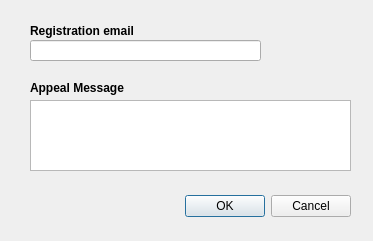
First picture: the form in GUIs/Registration Appeal Dialog.ui, repository tislam35/322-Software-Engineering-Project, before the edit.
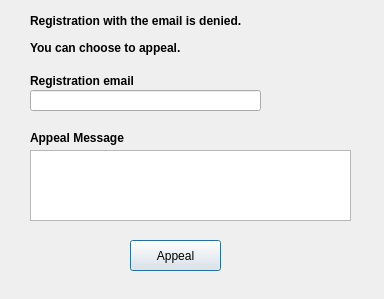
Second picture: the form after the edit.

What changed in the file:
```diff
--- a/GUIs/Registration Appeal Dialog.ui
+++ b/GUIs/Registration Appeal Dialog.ui
@@ -6,34 +6,18 @@
    <rect>
     <x>0</x>
     <y>0</y>
-    <width>373</width>
-    <height>241</height>
+    <width>384</width>
+    <height>299</height>
    </rect>
   </property>
   <property name="windowTitle">
    <string>Registration Appeal</string>
   </property>
-  <widget class="QDialogButtonBox" name="buttonBox">
-   <property name="geometry">
-    <rect>
-     <x>10</x>
-     <y>190</y>
-     <width>341</width>
-     <height>32</height>
-    </rect>
-   </property>
-   <property name="orientation">
-    <enum>Qt::Horizontal</enum>
-   </property>
-   <property name="standardButtons">
-    <set>QDialogButtonBox::Cancel|QDialogButtonBox::Ok</set>
-   </property>
-  </widget>
   <widget class="QLabel" name="label">
    <property name="geometry">
     <rect>
      <x>30</x>
-     <y>80</y>
+     <y>130</y>
      <width>131</width>
      <height>16</height>
     </rect>
@@ -52,7 +36,7 @@
    <property name="geometry">
     <rect>
      <x>30</x>
-     <y>20</y>
+     <y>70</y>
      <width>121</width>
      <height>21</height>
     </rect>
@@ -71,7 +55,7 @@
    <property name="geometry">
     <rect>
      <x>30</x>
-     <y>40</y>
+     <y>90</y>
      <width>231</width>
      <height>21</height>
     </rect>
@@ -84,12 +68,68 @@
    <property name="geometry">
     <rect>
      <x>30</x>
-     <y>100</y>
+     <y>150</y>
      <width>321</width>
      <height>71</height>
     </rect>
    </property>
   </widget>
+  <widget class="QLabel" name="label_3">
+   <property name="geometry">
+    <rect>
+     <x>30</x>
+     <y>40</y>
+     <width>261</width>
+     <height>16</height>
+    </rect>
+   </property>
+   <property name="font">
+    <font>
+     <pointsize>9</pointsize>
+     <weight>75</weight>
+     <bold>true</bold>
+    </font>
+   </property>
+   <property name="text">
+    <string>You can choose to appeal.</string>
+   </property>
+  </widget>
+  <widget class="QLabel" name="label_4">
+   <property name="geometry">
+    <rect>
+     <x>30</x>
+     <y>10</y>
+     <width>281</width>
+     <height>21</height>
+    </rect>
+   </property>
+   <property name="font">
+    <font>
+     <pointsize>9</pointsize>
+     <weight>75</weight>
+     <bold>true</bold>
+    </font>
+   </property>
+   <property name="text">
+    <string>Registration with the email is denied. </string>
+   </property>
+  </widget>
+  <widget class="QPushButton" name="pushButton_3">
+   <property name="geometry">
+    <rect>
+     <x>130</x>
+     <y>240</y>
+     <width>91</width>
+     <height>31</height>
+    </rect>
+   </property>
+   <property name="text">
+    <string>Appeal</string>
+   </property>
+   <property name="default">
+    <bool>true</bool>
+   </property>
+  </widget>
  </widget>
  <resources/>
  <connections>
```
Left out of the diff: 35 changed lines with no effect on the pictures.
